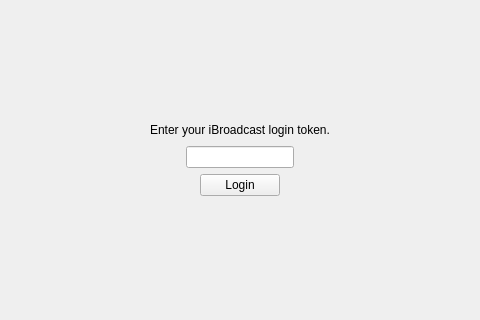
aerostaticx/M3UDownloader, file mainwindow.ui: the form before one commit; both pictures show x 292 to 772 and y 162 to 482 of the 1064 by 640 pixel window.
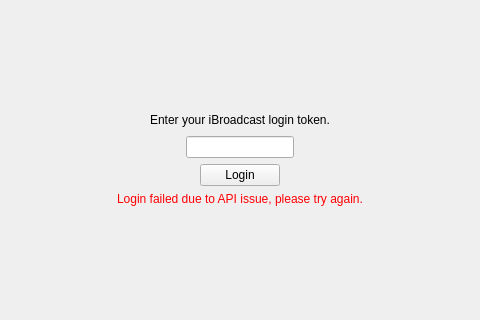
The form after the commit.

Commit message: Added NetworkHandler class to separate server request functionality.

What changed in the file:
```diff
--- a/mainwindow.ui
+++ b/mainwindow.ui
@@ -156,6 +156,19 @@
       </property>
      </spacer>
     </item>
+    <item row="4" column="1">
+     <widget class="QLabel" name="loginFailureLabel">
+      <property name="enabled">
+       <bool>true</bool>
+      </property>
+      <property name="text">
+       <string>&lt;html&gt;&lt;head/&gt;&lt;body&gt;&lt;p&gt;&lt;span style=&quot; color:#ff0004;&quot;&gt;Login failed due to API issue, please try again.&lt;/span&gt;&lt;/p&gt;&lt;/body&gt;&lt;/html&gt;</string>
+      </property>
+      <property name="alignment">
+       <set>Qt::AlignCenter</set>
+      </property>
+     </widget>
+    </item>
    </layout>
   </widget>
  </widget>
```
The commit also changes 7 other files.
